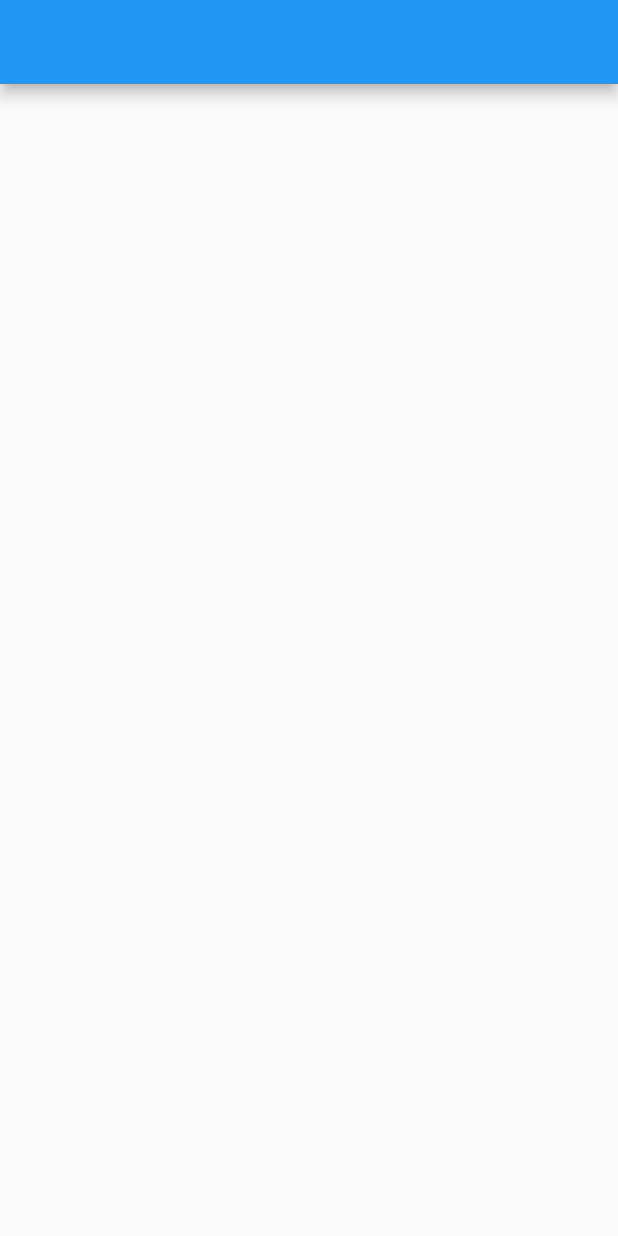
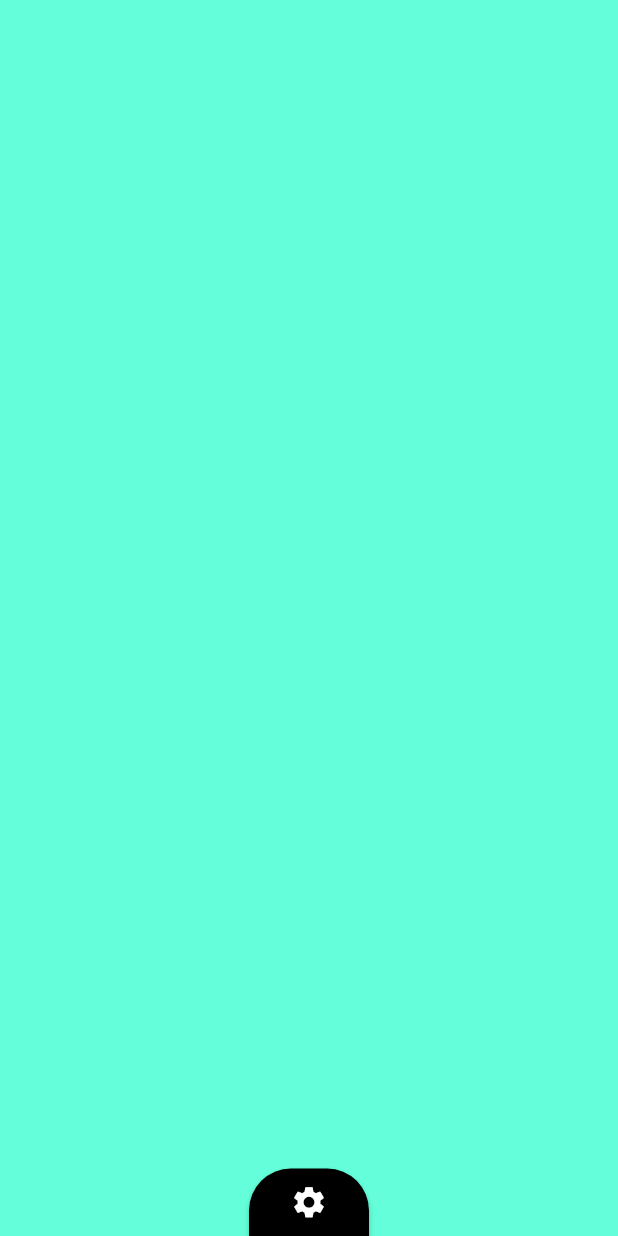
Before and after one commit to jemmec/lifeforce, a Flutter app: the screen it shows after launch, on a phone screen of 412 x 824 dp. Run offline on Flutter 3.47's test engine with Material 2 defaults, Android fonts, the phone set to English and light mode, and no system bars.

Commit message:
Added basic main screen

```diff
--- a/lib/main.dart
+++ b/lib/main.dart
@@ -10,10 +10,10 @@ class MyApp extends StatelessWidget {
     return MaterialApp(
       title: 'Lifeforce',
       theme: ThemeData(
-        primarySwatch: Colors.blue,
+        primarySwatch: Colors.grey,
         visualDensity: VisualDensity.adaptivePlatformDensity,
       ),
-      home: MyHomePage(title: 'Flutter Demo Home Page'),
+      home: MyHomePage(title: 'Lifeforce'),
     );
   }
 }
@@ -28,11 +28,89 @@ class MyHomePage extends StatefulWidget {
 }
 
 class _MyHomePageState extends State<MyHomePage> {
+  var _darkGrey = Color.fromRGBO(68, 68, 68, 1.0);
+  var _midGrey = Color.fromRGBO(112, 112, 112, 1.0);
+
   @override
   Widget build(BuildContext context) {
     return Scaffold(
-      appBar: AppBar(
-        actions: <Widget>[],
+      body: SizedBox.expand(
+        child: Stack(
+          // mainAxisAlignment: MainAxisAlignment.end,
+          // crossAxisAlignment: CrossAxisAlignment.center,
+          children: <Widget>[
+            Column(
+              children: <Widget>[
+                Expanded(
+                  child: Container(
+                    color: Colors.tealAccent,
+                    height: 56,
+                  ),
+                ),
+              ],
+            ),
+            Align(
+              alignment: Alignment.bottomCenter,
+              child: Container(
+                child: SizedBox(
+                  height: 45.0,
+                  width: 80.0,
+                  child: RaisedButton(
+                    color: Colors.black,
+                    shape: RoundedRectangleBorder(
+                        borderRadius: BorderRadius.only(
+                      topLeft: Radius.circular(28.0),
+                      topRight: Radius.circular(28.0),
+                    )),
+                    child: Icon(
+                      Icons.settings,
+                      size: 25.0,
+                      color: Colors.white,
+                    ),
+                    highlightElevation: 10.0,
+                    onPressed: () {
+                      showModalBottomSheet(
+                          enableDrag: true,
+                          backgroundColor: Colors.transparent,
+                          context: context,
+                          builder: (BuildContext context) {
+                            return Container(
+                              child: Column(
+                                mainAxisSize: MainAxisSize.min,
+                                crossAxisAlignment: CrossAxisAlignment.center,
+                                children: <Widget>[
+                                  Container(
+                                    height: 18,
+                                    decoration: BoxDecoration(
+                                      borderRadius: BorderRadius.only(
+                                        topLeft: Radius.circular(28.0),
+                                        topRight: Radius.circular(28.0),
+                                      ),
+                                      color: Colors.lime,
+                                    ),
+                                  ),
+                                  Container(
+                                    height: (56 * 6).toDouble(),
+                                    color: Colors.lime,
+                                    child: Expanded(
+                                      child: Container(
+                                        margin: EdgeInsets.all(10.0),
+                                        color: Colors.orangeAccent,
+                                      ),
+                                    ),
+                                  ),
+                                ],
+                              ),
+                            );
+                          });
+                    },
+                    onLongPress: () {},
+                  ),
+                ),
+              ),
+            )
+          ],
+        ),
       ),
     );
   }
```
Also changed, not shown: 2 other files.
